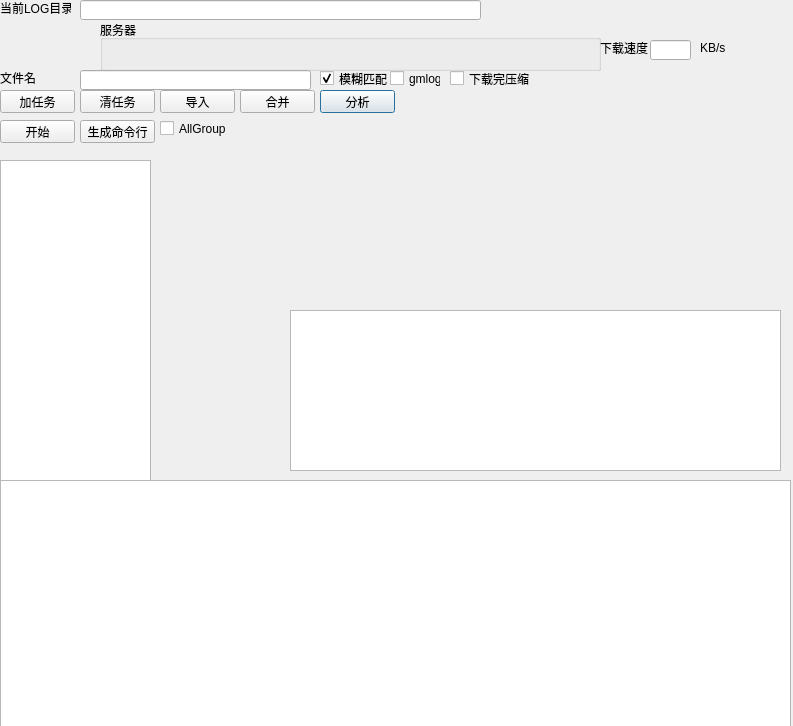
Before: the Qt Designer form python/demo/xPyQTDemo/ui/DlgLog.ui in sunnybug/sunnybug, drawn with Qt 5.
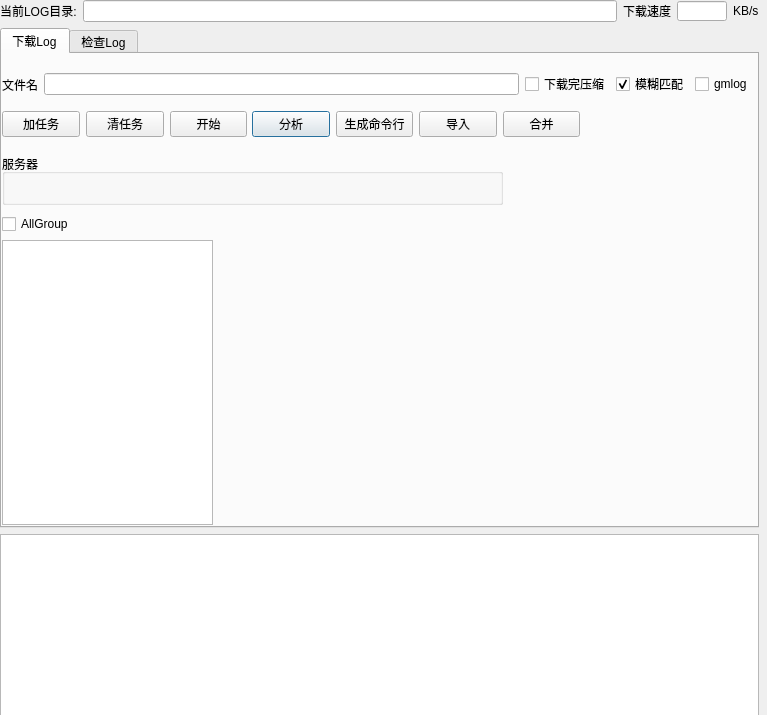
After: the same form once the commit is applied.

```diff
--- a/python/demo/xPyQTDemo/ui/DlgLog.ui
+++ b/python/demo/xPyQTDemo/ui/DlgLog.ui
@@ -9,102 +9,99 @@
    <rect>
     <x>0</x>
     <y>0</y>
-    <width>793</width>
-    <height>726</height>
+    <width>767</width>
+    <height>715</height>
    </rect>
   </property>
   <property name="windowTitle">
    <string>对话框试程序</string>
   </property>
-  <widget class="QTextEdit" name="edtMsg">
+  <widget class="QWidget" name="verticalLayoutWidget_2">
    <property name="geometry">
     <rect>
      <x>0</x>
-     <y>480</y>
-     <width>791</width>
-     <height>251</height>
-    </rect>
-   </property>
-   <property name="readOnly">
-    <bool>true</bool>
-   </property>
-  </widget>
-  <widget class="QPushButton" name="btnAnalystLog">
-   <property name="enabled">
-    <bool>true</bool>
-   </property>
-   <property name="geometry">
-    <rect>
-     <x>320</x>
-     <y>90</y>
-     <width>75</width>
-     <height>23</height>
-    </rect>
-   </property>
-   <property name="text">
-    <string>分析</string>
-   </property>
-   <property name="checkable">
-    <bool>false</bool>
-   </property>
-  </widget>
-  <widget class="QLineEdit" name="edtLogPath">
-   <property name="geometry">
-    <rect>
-     <x>80</x>
      <y>0</y>
-     <width>401</width>
-     <height>20</height>
+     <width>771</width>
+     <height>716</height>
     </rect>
    </property>
-  </widget>
-  <widget class="QTreeView" name="treeViewWarnLog">
-   <property name="geometry">
-    <rect>
-     <x>290</x>
-     <y>310</y>
-     <width>491</width>
-     <height>161</height>
-    </rect>
-   </property>
-  </widget>
-  <widget class="QPushButton" name="btnMergeLog">
-   <property name="enabled">
-    <bool>true</bool>
-   </property>
-   <property name="geometry">
-    <rect>
-     <x>240</x>
-     <y>90</y>
-     <width>75</width>
-     <height>23</height>
-    </rect>
-   </property>
-   <property name="text">
-    <string>合并</string>
-   </property>
-   <property name="checkable">
-    <bool>false</bool>
-   </property>
-  </widget>
+   <layout class="QVBoxLayout" name="verticalLayout_4">
+    <property name="sizeConstraint">
+     <enum>QLayout::SetFixedSize</enum>
+    </property>
+    <item>
+     <layout class="QHBoxLayout" name="horizontalLayout_7">
+      <item>
   <widget class="QLabel" name="label">
-   <property name="geometry">
-    <rect>
-     <x>0</x>
-     <y>0</y>
-     <width>71</width>
-     <height>16</height>
-    </rect>
-   </property>
    <property name="text">
     <string>当前LOG目录:</string>
    </property>
   </widget>
+      </item>
+      <item>
+       <widget class="QLineEdit" name="edtLogPath"/>
+      </item>
+      <item>
+       <widget class="QLabel" name="label_2">
+        <property name="text">
+         <string>下载速度</string>
+        </property>
+       </widget>
+      </item>
+      <item>
+       <widget class="QLineEdit" name="edtDownSpeed">
+        <property name="minimumSize">
+         <size>
+          <width>50</width>
+          <height>20</height>
+         </size>
+        </property>
+        <property name="maximumSize">
+         <size>
+          <width>50</width>
+          <height>20</height>
+         </size>
+        </property>
+        <property name="inputMask">
+         <string/>
+        </property>
+       </widget>
+      </item>
+      <item>
+       <widget class="QLabel" name="label_3">
+        <property name="text">
+         <string>KB/s</string>
+        </property>
+       </widget>
+      </item>
+     </layout>
+    </item>
+    <item>
+     <widget class="QTabWidget" name="tabWidget">
+      <property name="minimumSize">
+       <size>
+        <width>0</width>
+        <height>500</height>
+       </size>
+      </property>
+      <property name="maximumSize">
+       <size>
+        <width>16777215</width>
+        <height>500</height>
+       </size>
+      </property>
+      <property name="currentIndex">
+       <number>0</number>
+      </property>
+      <widget class="QWidget" name="tabDownLog">
+       <attribute name="title">
+        <string>下载Log</string>
+       </attribute>
   <widget class="QGroupBox" name="groupSvrList">
    <property name="geometry">
     <rect>
-     <x>100</x>
-     <y>20</y>
+          <x>0</x>
+          <y>100</y>
      <width>501</width>
      <height>51</height>
     </rect>
@@ -124,18 +121,47 @@
     <layout class="QHBoxLayout" name="horizontalLayout"/>
    </widget>
   </widget>
+       <widget class="QWidget" name="horizontalLayoutWidget_4">
+        <property name="geometry">
+         <rect>
+          <x>250</x>
+          <y>50</y>
+          <width>328</width>
+          <height>41</height>
+         </rect>
+        </property>
+        <layout class="QHBoxLayout" name="horizontalLayout_4">
+         <item>
+          <widget class="QPushButton" name="btnAnalystLog">
+           <property name="enabled">
+            <bool>true</bool>
+           </property>
+           <property name="text">
+            <string>分析</string>
+           </property>
+           <property name="checkable">
+            <bool>false</bool>
+           </property>
+          </widget>
+         </item>
+         <item>
+          <widget class="QPushButton" name="btnDumpCmd">
+           <property name="enabled">
+            <bool>true</bool>
+           </property>
+           <property name="text">
+            <string>生成命令行</string>
+           </property>
+           <property name="checkable">
+            <bool>false</bool>
+           </property>
+          </widget>
+         </item>
+         <item>
   <widget class="QPushButton" name="btnImportLog">
    <property name="enabled">
     <bool>true</bool>
    </property>
-   <property name="geometry">
-    <rect>
-     <x>160</x>
-     <y>90</y>
-     <width>75</width>
-     <height>23</height>
-    </rect>
-   </property>
    <property name="text">
     <string>导入</string>
    </property>
@@ -143,115 +169,37 @@
     <bool>false</bool>
    </property>
   </widget>
-  <widget class="QLineEdit" name="edtDownByFileName">
-   <property name="geometry">
-    <rect>
-     <x>80</x>
-     <y>70</y>
-     <width>231</width>
-     <height>20</height>
-    </rect>
-   </property>
-  </widget>
-  <widget class="QPushButton" name="btnDownLogByFileName">
+         </item>
+         <item>
+          <widget class="QPushButton" name="btnMergeLog">
    <property name="enabled">
     <bool>true</bool>
    </property>
-   <property name="geometry">
-    <rect>
-     <x>0</x>
-     <y>120</y>
-     <width>75</width>
-     <height>23</height>
-    </rect>
-   </property>
    <property name="text">
-    <string>开始</string>
+            <string>合并</string>
    </property>
    <property name="checkable">
     <bool>false</bool>
    </property>
   </widget>
-  <widget class="QLineEdit" name="edtDownSpeed">
-   <property name="geometry">
-    <rect>
-     <x>650</x>
-     <y>40</y>
-     <width>41</width>
-     <height>20</height>
-    </rect>
-   </property>
-   <property name="inputMask">
-    <string/>
-   </property>
-  </widget>
-  <widget class="QLabel" name="label_2">
-   <property name="geometry">
-    <rect>
-     <x>600</x>
-     <y>40</y>
-     <width>51</width>
-     <height>16</height>
-    </rect>
-   </property>
-   <property name="text">
-    <string>下载速度</string>
-   </property>
-  </widget>
-  <widget class="QLabel" name="label_3">
-   <property name="geometry">
-    <rect>
-     <x>700</x>
-     <y>40</y>
-     <width>31</width>
-     <height>16</height>
-    </rect>
-   </property>
-   <property name="text">
-    <string>KB/s</string>
-   </property>
-  </widget>
-  <widget class="QLabel" name="label_4">
+         </item>
+        </layout>
+       </widget>
+       <widget class="QWidget" name="horizontalLayoutWidget_2">
    <property name="geometry">
     <rect>
      <x>0</x>
-     <y>70</y>
-     <width>71</width>
-     <height>16</height>
-    </rect>
-   </property>
-   <property name="text">
-    <string>文件名</string>
-   </property>
-  </widget>
-  <widget class="QCheckBox" name="chkFuzzy">
-   <property name="geometry">
-    <rect>
-     <x>320</x>
-     <y>70</y>
-     <width>72</width>
-     <height>17</height>
-    </rect>
-   </property>
-   <property name="text">
-    <string>模糊匹配</string>
-   </property>
-   <property name="checked">
-    <bool>true</bool>
-   </property>
-  </widget>
+          <y>50</y>
+          <width>245</width>
+          <height>41</height>
+         </rect>
+        </property>
+        <layout class="QHBoxLayout" name="horizontalLayout_2">
+         <item>
   <widget class="QPushButton" name="btnAddTask">
    <property name="enabled">
     <bool>true</bool>
    </property>
-   <property name="geometry">
-    <rect>
-     <x>0</x>
-     <y>90</y>
-     <width>75</width>
-     <height>23</height>
-    </rect>
-   </property>
    <property name="text">
     <string>加任务</string>
    </property>
@@ -259,18 +207,12 @@
     <bool>false</bool>
    </property>
   </widget>
+         </item>
+         <item>
   <widget class="QPushButton" name="btnClearTask">
    <property name="enabled">
     <bool>true</bool>
    </property>
-   <property name="geometry">
-    <rect>
-     <x>80</x>
-     <y>90</y>
-     <width>75</width>
-     <height>23</height>
-    </rect>
-   </property>
    <property name="text">
     <string>清任务</string>
    </property>
@@ -278,18 +220,47 @@
     <bool>false</bool>
    </property>
   </widget>
+         </item>
+         <item>
+          <widget class="QPushButton" name="btnDownLogByFileName">
+           <property name="enabled">
+            <bool>true</bool>
+           </property>
+           <property name="text">
+            <string>开始</string>
+           </property>
+           <property name="checkable">
+            <bool>false</bool>
+           </property>
+          </widget>
+         </item>
+        </layout>
+       </widget>
+       <widget class="QWidget" name="horizontalLayoutWidget_3">
+        <property name="geometry">
+         <rect>
+          <x>0</x>
+          <y>10</y>
+          <width>751</width>
+          <height>41</height>
+         </rect>
+        </property>
+        <layout class="QHBoxLayout" name="horizontalLayout_3">
+         <item>
+          <widget class="QLabel" name="label_4">
+           <property name="text">
+            <string>文件名</string>
+           </property>
+          </widget>
+         </item>
+         <item>
+          <widget class="QLineEdit" name="edtDownByFileName"/>
+         </item>
+         <item>
   <widget class="QCheckBox" name="chkCompressOnFinish">
    <property name="enabled">
     <bool>true</bool>
    </property>
-   <property name="geometry">
-    <rect>
-     <x>450</x>
-     <y>70</y>
-     <width>81</width>
-     <height>17</height>
-    </rect>
-   </property>
    <property name="text">
     <string>下载完压缩</string>
    </property>
@@ -297,37 +268,22 @@
     <bool>false</bool>
    </property>
   </widget>
-  <widget class="QPushButton" name="btnDumpCmd">
-   <property name="enabled">
-    <bool>true</bool>
-   </property>
-   <property name="geometry">
-    <rect>
-     <x>80</x>
-     <y>120</y>
-     <width>75</width>
-     <height>23</height>
-    </rect>
-   </property>
+         </item>
+         <item>
+          <widget class="QCheckBox" name="chkFuzzy">
    <property name="text">
-    <string>生成命令行</string>
-   </property>
-   <property name="checkable">
-    <bool>false</bool>
-   </property>
-  </widget>
+            <string>模糊匹配</string>
+           </property>
+           <property name="checked">
+            <bool>true</bool>
+           </property>
+          </widget>
+         </item>
+         <item>
   <widget class="QCheckBox" name="chkGmlog">
    <property name="enabled">
     <bool>true</bool>
    </property>
-   <property name="geometry">
-    <rect>
-     <x>390</x>
-     <y>70</y>
-     <width>51</width>
-     <height>17</height>
-    </rect>
-   </property>
    <property name="text">
     <string>gmlog</string>
    </property>
@@ -335,25 +291,21 @@
     <bool>false</bool>
    </property>
   </widget>
-  <widget class="QTreeView" name="tvSvr">
+         </item>
+        </layout>
+       </widget>
+       <widget class="QWidget" name="verticalLayoutWidget">
    <property name="geometry">
     <rect>
      <x>0</x>
      <y>160</y>
-     <width>151</width>
-     <height>321</height>
-    </rect>
-   </property>
-  </widget>
+          <width>211</width>
+          <height>311</height>
+         </rect>
+        </property>
+        <layout class="QVBoxLayout" name="verticalLayout">
+         <item>
   <widget class="QCheckBox" name="chkAllGroup">
-   <property name="geometry">
-    <rect>
-     <x>160</x>
-     <y>120</y>
-     <width>72</width>
-     <height>17</height>
-    </rect>
-   </property>
    <property name="text">
     <string>AllGroup</string>
    </property>
@@ -361,6 +313,51 @@
     <bool>false</bool>
    </property>
   </widget>
+         </item>
+         <item>
+          <widget class="QTreeView" name="tvSvr"/>
+         </item>
+        </layout>
+       </widget>
+      </widget>
+      <widget class="QWidget" name="tabCheckLog">
+       <attribute name="title">
+        <string>检查Log</string>
+       </attribute>
+       <widget class="QTreeView" name="treeViewWarnLog">
+        <property name="geometry">
+         <rect>
+          <x>180</x>
+          <y>160</y>
+          <width>581</width>
+          <height>311</height>
+         </rect>
+        </property>
+       </widget>
+      </widget>
+     </widget>
+    </item>
+    <item>
+     <widget class="QTextEdit" name="edtMsg">
+      <property name="minimumSize">
+       <size>
+        <width>759</width>
+        <height>100</height>
+       </size>
+      </property>
+      <property name="maximumSize">
+       <size>
+        <width>16777215</width>
+        <height>1000</height>
+       </size>
+      </property>
+      <property name="readOnly">
+       <bool>true</bool>
+      </property>
+     </widget>
+    </item>
+   </layout>
+  </widget>
  </widget>
  <resources/>
  <connections>
```
Left out of the diff: 206 changed lines with no effect on the pictures. Lines whose indentation alone changed are shown as unchanged.
